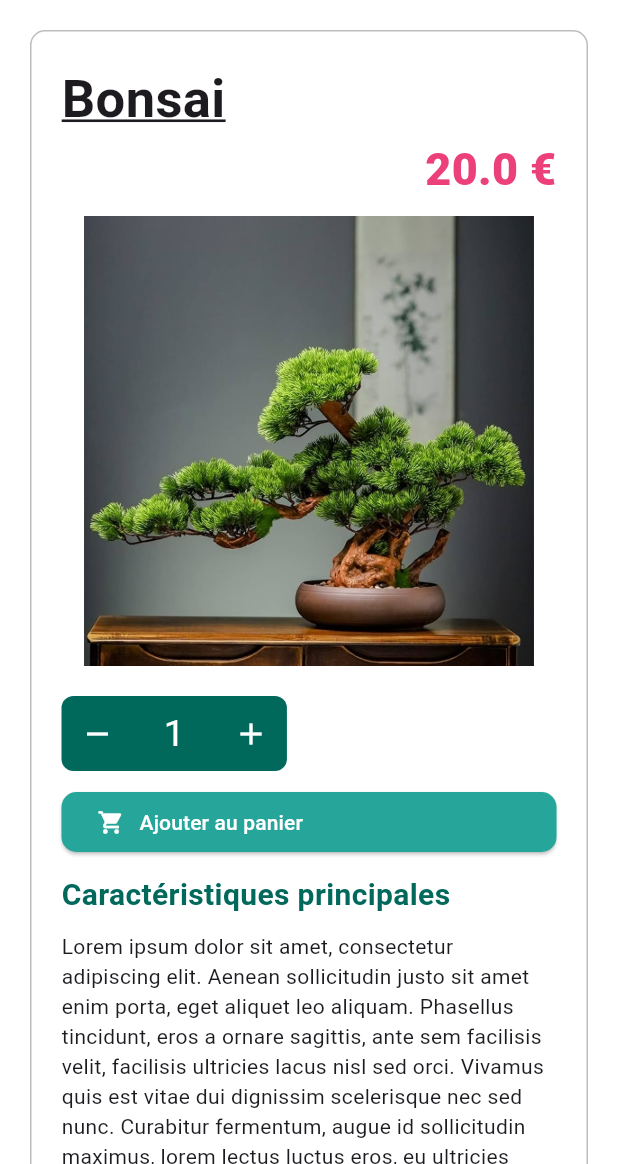
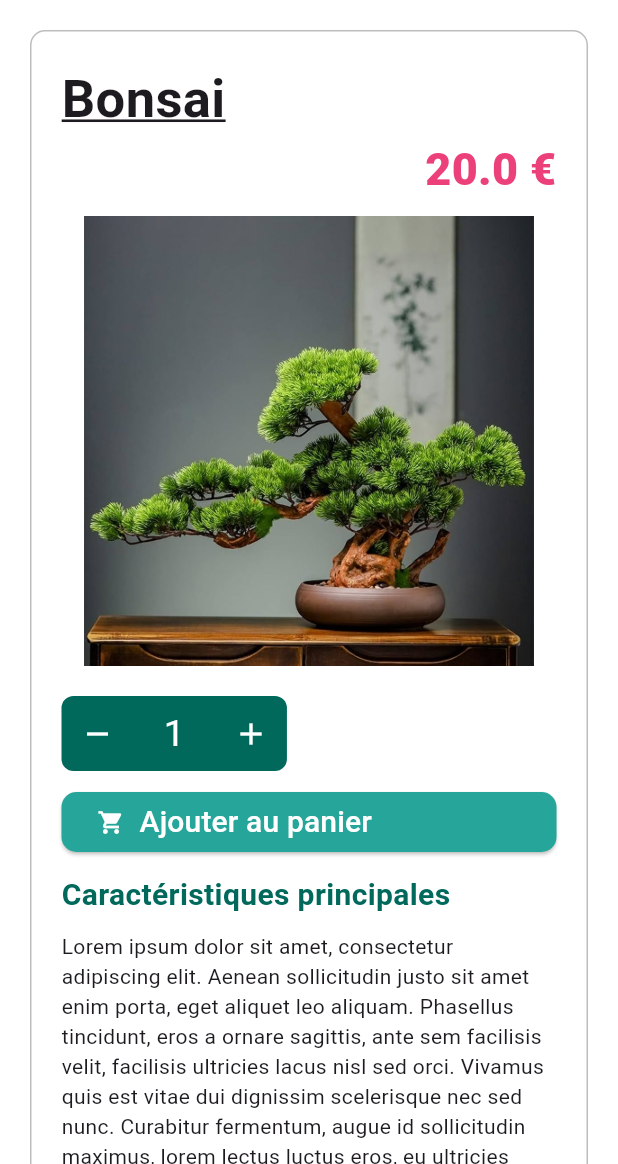
Before and after one commit to Zelikoo/Leafy, a Flutter app: the screen it shows after launch, after a tap on "Bonsai", on a phone screen of 412 x 824 dp, the part 72-1236 px from its top. Run offline on Flutter 3.47's test engine with Material 3 defaults, Android fonts, the phone set to English and light mode, and no system bars; our stand-ins replace google_sign_in; missing offline and left inert: flutter_facebook_auth.

Commit message:
refactor: Clean up and style DetailPage UI
This commit refactors the `DetailPage` to improve code readability by removing commented-out code and enhances the user interface.

- **Code Cleanup:**
  - Removed several commented-out code descriptions such as "// Nom du produit", "// Prix aligné à droite", and "// Image du produit" to declutter the widget's build method.

- **UI Styling:**
  - Increased the font size of the "Ajouter au panier" (Add to Cart) button text to `20` for better visibility and a more prominent call-to-action.

```diff
--- a/lib/pages/detail_page.dart
+++ b/lib/pages/detail_page.dart
@@ -31,7 +31,6 @@ class _DetailPageState extends State<DetailPage> {
           child: Column(
             crossAxisAlignment: CrossAxisAlignment.start,
             children: [
-              // Nom du produit
               Text(
                 widget.produit.name,
                 style: const TextStyle(
@@ -41,7 +40,6 @@ class _DetailPageState extends State<DetailPage> {
                 ),
               ),
 
-              // Prix aligné à droite
               SizedBox(
                 width: double.infinity,
                 child: Text(
@@ -57,7 +55,6 @@ class _DetailPageState extends State<DetailPage> {
 
               const SizedBox(height: 10),
 
-              // Image du produit
               Center(
                 child: Image.asset(
                   widget.produit.urlImg,
@@ -69,7 +66,6 @@ class _DetailPageState extends State<DetailPage> {
 
               const SizedBox(height: 20),
 
-              // Sélecteur de quantité
               Container(
                 decoration: BoxDecoration(
                   color: Colors.teal.shade800,
@@ -128,7 +124,7 @@ class _DetailPageState extends State<DetailPage> {
                     const SizedBox(width: 10),
                     const Text(
                       "Ajouter au panier",
-                      style: TextStyle(color: Colors.white),
+                      style: TextStyle(color: Colors.white, fontSize: 20),
                     ),
                   ],
                 ),
```
